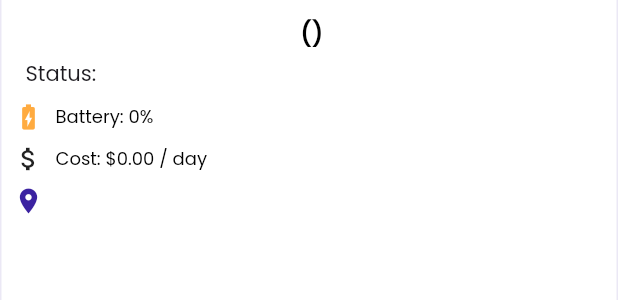
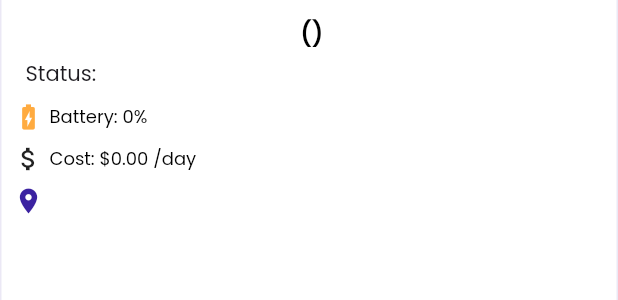
Before and after one commit to kabirhossainbd/vehicle-rental, a Flutter app: the CarView widget shown alone on an empty page, opened directly with empty values, on a phone screen of 412 x 824 dp. Shown: the part 225-525 px from the top of the screen. Run offline on Flutter 3.47's test engine with Material 3 defaults, Android fonts, the phone set to English and light mode, and no system bars; our stand-ins replace cached_network_image, connectivity_plus, flutter_screenutil, flutter_svg, geocoding, get and 3 more; missing offline and left inert: staggered_grid_view_flutter; accounts and stored records are empty; generated files the repository leaves out were written again; network calls fail.

Commit message:
fix overlay issues

```diff
--- a/lib/ui/view/home/screen/widget/car_view.dart
+++ b/lib/ui/view/home/screen/widget/car_view.dart
@@ -76,7 +76,7 @@ class CarView extends StatelessWidget {
                  Row(
                    children: [
                      const Icon(Icons.battery_charging_full, size: 20, color: Colors.orangeAccent,),
-                     const SizedBox(width: 8),
+                     const SizedBox(width: 4),
                      Text('Battery: ${vehicle.battery ?? 0}%', style: poppinsRegular.copyWith(color: Theme.of(context).colorScheme.textColor, fontSize: 12),),
                    ],
                  ),
@@ -86,8 +86,8 @@ class CarView extends StatelessWidget {
                  Row(
                    children: [
                      const Icon(Icons.attach_money, size: 20),
-                     const SizedBox(width: 8),
-                     Text('Cost: \$${vehicle.costPerMinute?.toStringAsFixed(2) ?? '0.00'} / day', style: poppinsRegular.copyWith(color: Theme.of(context).colorScheme.textColor, fontSize: 12),),
+                     const SizedBox(width: 4),
+                     Text('Cost: \$${vehicle.costPerMinute?.toStringAsFixed(2) ?? '0.00'} /day', style: poppinsRegular.copyWith(color: Theme.of(context).colorScheme.textColor, fontSize: 12),),
                    ],
                  ),
                  const SizedBox(height: 8),
@@ -96,7 +96,7 @@ class CarView extends StatelessWidget {
                  Row(
                    children: [
                      Icon(Icons.location_on, size: 20, color: Theme.of(context).primaryColor,),
-                     const SizedBox(width: 8),
+                     const SizedBox(width: 4),
                      LocationName(vehicleModel: vehicle, textStyle: poppinsRegular.copyWith(color: Theme.of(context).colorScheme.textColor, fontSize: 12))
                    ],
                  ),
```
Also changed, not shown: pubspec.lock, 1 other file.
